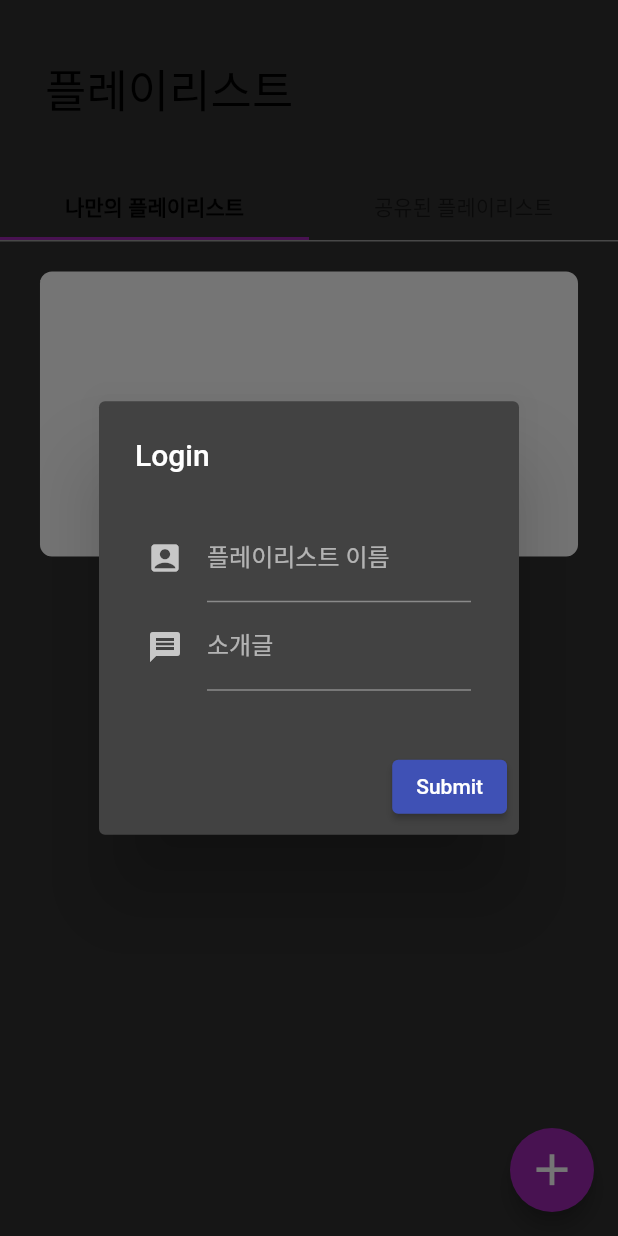
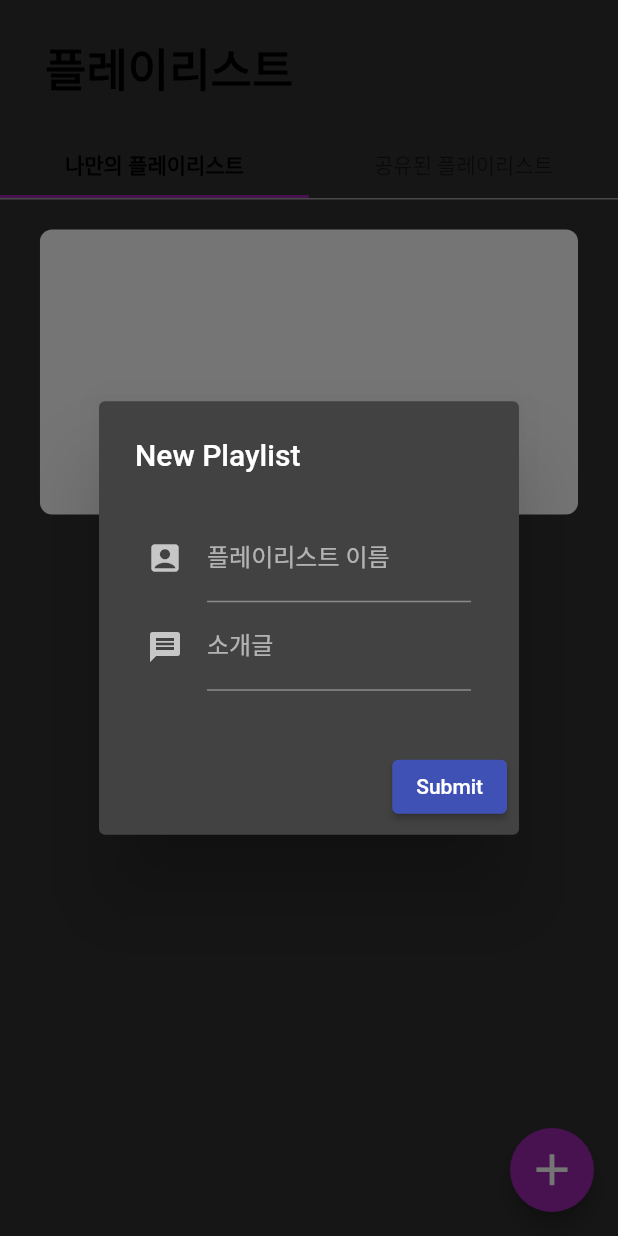
Before and after one commit to 0wschoi0/first_app, a Flutter app: the PlaylistScreen screen opened directly with empty values, after a tap on the "add" icon, on a phone screen of 412 x 824 dp. Run offline on Flutter 3.47's test engine with Material 2 defaults, Android fonts, the phone set to English and light mode, and no system bars; our stand-ins replace carousel_indicator, cloud_firestore, firebase_auth, firebase_core, google_sign_in; missing offline and left inert: firestore_cache, flutter_config, flutter_statusbarcolor_ns, lastfm, xml2json; accounts and stored records are empty; Roboto replaces fonts that are missing (Pretendard).

Commit message:
Modify Fontsize/Message

```diff
--- a/lib/screens/playlist.dart
+++ b/lib/screens/playlist.dart
@@ -140,14 +140,14 @@ class _PlaylistScreenState extends State<PlaylistScreen>
           children: [
             Container(
               alignment: Alignment.centerLeft,
-              height: 118,
+              height: 90,
               padding: const EdgeInsets.only(left: 30),
               child: Text("플레이리스트",
                   style: TextStyle(
                     color: Colors.black,
                     fontSize: 30,
                     fontFamily: "Pretendard",
-                    fontWeight: FontWeight.w500,
+                    fontWeight: FontWeight.w600,
                   )),
             ),
             Container(
@@ -227,7 +227,7 @@ class _PlaylistScreenState extends State<PlaylistScreen>
                 builder: (BuildContext context) {
                   return AlertDialog(
                     scrollable: true,
-                    title: Text('Login'),
+                    title: Text('New Playlist'),
                     content: Padding(
                       padding: const EdgeInsets.all(8.0),
                       child: Form(
```
